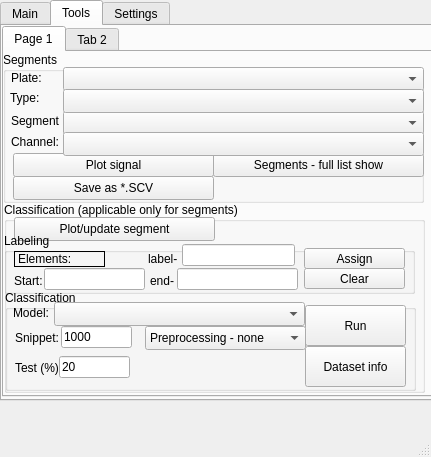
Old version of the form gui_files/empa_gui.ui in the repository sergey32355/ANDRITZ.
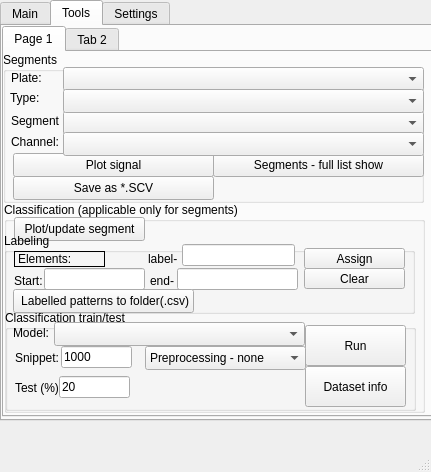
New version of the form.

```diff
--- a/gui_files/empa_gui.ui
+++ b/gui_files/empa_gui.ui
@@ -7,7 +7,7 @@
     <x>0</x>
     <y>0</y>
     <width>431</width>
-    <height>457</height>
+    <height>472</height>
    </rect>
   </property>
   <property name="windowTitle">
@@ -20,7 +20,7 @@
       <x>0</x>
       <y>0</y>
       <width>441</width>
-      <height>401</height>
+      <height>421</height>
      </rect>
     </property>
     <property name="currentIndex">
@@ -222,7 +222,7 @@
         <x>0</x>
         <y>0</y>
         <width>431</width>
-        <height>371</height>
+        <height>391</height>
        </rect>
       </property>
       <widget class="QWidget" name="tab_4">
@@ -401,7 +401,7 @@
           <x>0</x>
           <y>150</y>
           <width>421</width>
-          <height>191</height>
+          <height>211</height>
          </rect>
         </property>
         <property name="title">
@@ -412,7 +412,7 @@
           <rect>
            <x>10</x>
            <y>15</y>
-           <width>201</width>
+           <width>131</width>
            <height>24</height>
           </rect>
          </property>
@@ -426,7 +426,7 @@
            <x>0</x>
            <y>31</y>
            <width>411</width>
-           <height>61</height>
+           <height>81</height>
           </rect>
          </property>
          <property name="title">
@@ -543,18 +543,31 @@
            <string>Clear</string>
           </property>
          </widget>
+         <widget class="QPushButton" name="calssification_segment_savetofolder_button">
+          <property name="geometry">
+           <rect>
+            <x>9</x>
+            <y>56</y>
+            <width>181</width>
+            <height>24</height>
+           </rect>
+          </property>
+          <property name="text">
+           <string> Labelled patterns to folder(.csv)</string>
+          </property>
+         </widget>
         </widget>
         <widget class="QGroupBox" name="groupBox_7">
          <property name="geometry">
           <rect>
            <x>1</x>
-           <y>88</y>
+           <y>108</y>
            <width>411</width>
            <height>101</height>
           </rect>
          </property>
          <property name="title">
-          <string>Classification</string>
+          <string>Classification train/test</string>
          </property>
          <widget class="QPushButton" name="classification_run_classification_button">
           <property name="geometry">
```
